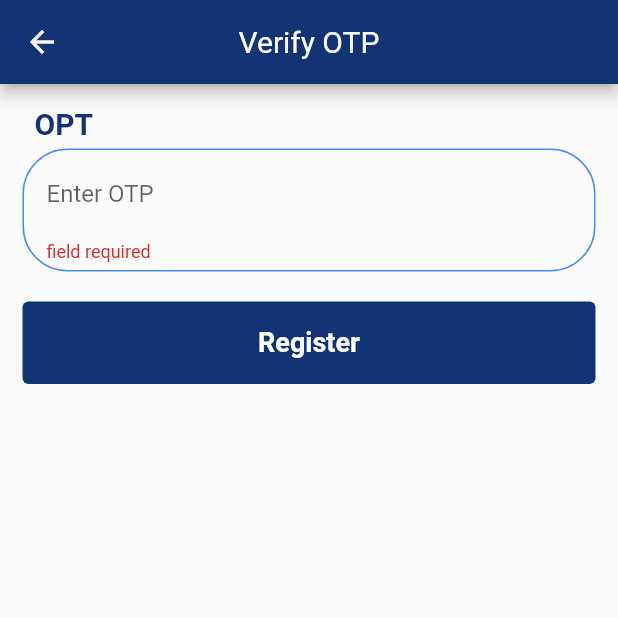
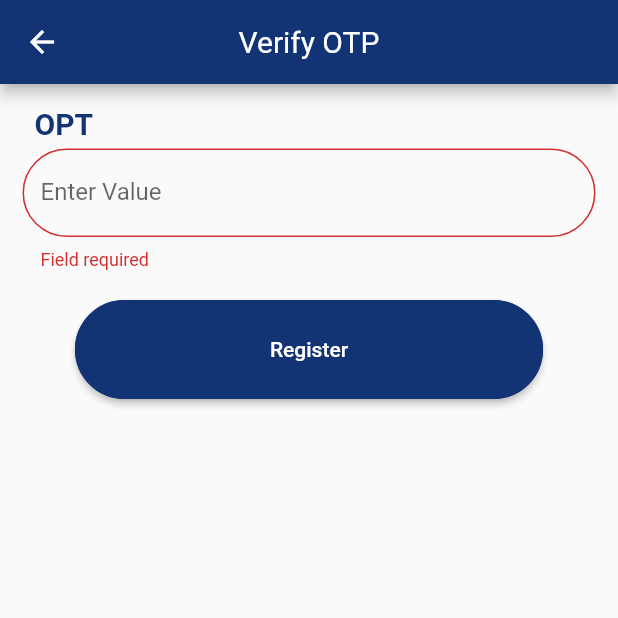
Before and after one commit to gabbar1/osc, a Flutter app: the VerifyOtpScreen screen opened directly, after a tap on "Register", on a phone screen of 412 x 824 dp, the top half of it. Run offline on Flutter 3.47's test engine with Material 2 defaults, Android fonts, the phone set to English and light mode, and no system bars; our stand-ins replace cached_network_image, cloud_firestore, firebase_auth, firebase_core, firebase_messaging, flutter_local_notifications and 3 more; accounts and stored records are empty; project files that could hold a hidden picture were left out.

Commit message:
By Rinkesh

```diff
--- a/lib/commonWidget/commonWidget.dart
+++ b/lib/commonWidget/commonWidget.dart
@@ -1,11 +1,15 @@
 import 'package:cached_network_image/cached_network_image.dart';
+import 'package:firebase_auth/firebase_auth.dart';
 import 'package:flutter/cupertino.dart';
 import 'package:flutter/material.dart';
+import 'package:flutter/services.dart';
 import 'package:flutter_svg/flutter_svg.dart';
 import 'package:get/get.dart';
 import 'package:intl/intl.dart';
 import 'package:upen/screen/helper/constant.dart';
+import 'package:upen/screen/startPage/startPage.dart';
 import 'package:upen/test/testView.dart';
+import 'dateTimePickerFromTextField.dart';
 
 Widget CommonText(
     {String text,
@@ -18,12 +22,29 @@ Widget CommonText(
         TextStyle(fontSize: fontSize, color: textColor, fontWeight: fontStyle),
   );
 }
-Widget TextWidget({String name}){
-  return TestView(name: name,);
+
+Widget CommanDateTimePicker({
+  String labelText = "",
+}) {
+  return DatePicker(
+    labelText: labelText,
+  );
 }
+
+Widget TextWidget({String name}) {
+  return TestView(
+    name: name,
+  );
+}
+
 Widget CommonTextInput(
     {String lable = "",
-      hint = "Enter Value",
+    bool isValidationRequired = true,
+    int maxLength,
+    int minLength,
+    int length,
+    hint = "",
+    labeltext = "Enter Value",
     FontWeight lableFontStyle,
     double lableFontSize,
     lableTextColor,
@@ -46,24 +67,27 @@ Widget CommonTextInput(
       SizedBox(
         height: 5,
       ),
-      Container(
-          padding: EdgeInsets.only(left: 15, right: 15, top: 5, bottom: 5),
-          decoration: BoxDecoration(
-              borderRadius: BorderRadius.all(
-                Radius.circular(30),
-              ),
-              border: Border.all(color: Colors.blueAccent)),
-          child: TextFormField(
+      TextFormField(
+        maxLength: maxLength,
         keyboardType: textInputType,
         controller: inputController,
         style: TextStyle(color: Constants().mainColor),
         decoration: InputDecoration(
           hintText: hint,
-              border: InputBorder.none,
+          labelText: labeltext,
+          border: new OutlineInputBorder(
+            borderRadius: BorderRadius.circular(40.0),
+          ),
+          focusedBorder: OutlineInputBorder(
+            borderSide: const BorderSide(color: Color(0xff123374), width: 2.0),
+            borderRadius: BorderRadius.circular(25.0),
+          ),
         ),
         validator: (value) {
           if (value.toString().isEmpty) {
-                return 'field required';
+            if (isValidationRequired) {
+              return 'Field required';
+            }
             //"Please enter valid floor number";
           } else if (value.toString().isNotEmpty && isRequired) {
             if (RegExp(regexp).hasMatch(value.toString())) {
@@ -74,6 +98,7 @@ Widget CommonTextInput(
           } else {
             return null;
           }
+          return null;
           /* if (value.toString().isEmpty) {
                 return 'field required';
                 //"Please enter valid floor number";
@@ -84,7 +109,7 @@ Widget CommonTextInput(
                 return null;
               }*/
         },
-          ))
+      ) //)
     ],
   );
 }
@@ -168,16 +193,15 @@ class CommonDatePicker extends GetxController {
   }
 }
 
-Widget CommonButton({
-  Function onTap,
+Widget CommonInkWellButton(
+    {Function onTap,
     BuildContext context,
     String buttonText,
     Color buttonTextColor,
     buttonColor,
     FontWeight buttonTextStyle,
     double buttonTextSize = 14.00,
-  Color shdowColor
-}) {
+    Color shdowColor}) {
   return InkWell(
     onTap: onTap,
     child: Container(
@@ -196,28 +220,53 @@ Widget CommonButton({
   );
 }
 
+Widget CommonButton({
+  Function onPressed,
+  BuildContext context,
+  String buttonText,
+  Color buttonTextColor,
+  Color buttonColor,
+  Color shdowColor,
+  FontWeight buttonTextStyle,
+  double buttonTextSize = 14.00,
+}) {
+  return ElevatedButton(
+    onPressed: () {
+      onPressed();
+    },
+    child: Text(buttonText),
+    style: ButtonStyle(
+        shadowColor: MaterialStateProperty.all(shdowColor),
+        backgroundColor: MaterialStateProperty.all(buttonColor),
+        padding: MaterialStateProperty.all(
+            EdgeInsets.symmetric(vertical: 25, horizontal: 130)),
+        shape: MaterialStateProperty.all<RoundedRectangleBorder>(
+            RoundedRectangleBorder(
+                borderRadius: BorderRadius.circular(40.0),
+                side: BorderSide(color: Color(0xff123374))))),
+  );
+}
 
 Widget AppDrawer() {
   return Drawer(
-
     child: Column(
       // Important: Remove any padding from the ListView.
 
       children: <Widget>[
         DrawerHeader(
-
           decoration: BoxDecoration(
             color: Constants().mainColor,
           ),
           child: Row(
-
             children: [
               CircleAvatar(
                 backgroundColor: Colors.black45,
                 radius: 35,
                 child: Icon(Icons.camera_alt_outlined),
               ),
-              SizedBox(width: 10,),
+              SizedBox(
+                width: 10,
+              ),
               Column(
                 crossAxisAlignment: CrossAxisAlignment.start,
                 mainAxisAlignment: MainAxisAlignment.center,
@@ -237,17 +286,18 @@ Widget AppDrawer() {
                 height: 65,
                 width: 40,
                 padding: EdgeInsets.only(left: 20),
-                child: SvgPicture.asset("assets/icons/about.svg",color: Constants().mainColor,),
+                child: SvgPicture.asset(
+                  "assets/icons/about.svg",
+                  color: Constants().mainColor,
+                ),
               ),
               SizedBox(
                 width: 15,
               ),
-              CommonText(text: "About Us",textColor: Constants().mainColor)
+              CommonText(text: "About Us", textColor: Constants().mainColor)
             ],
           ),
-          onTap: () {
-
-          },
+          onTap: () {},
         ),
         Divider(),
         InkWell(
@@ -257,17 +307,19 @@ Widget AppDrawer() {
                 height: 65,
                 width: 40,
                 padding: EdgeInsets.only(left: 20),
-                child: SvgPicture.asset("assets/icons/privacy.svg",color: Constants().mainColor,),
+                child: SvgPicture.asset(
+                  "assets/icons/privacy.svg",
+                  color: Constants().mainColor,
+                ),
               ),
               SizedBox(
                 width: 15,
               ),
-              CommonText(text: "Privacy Policy",textColor: Constants().mainColor)
+              CommonText(
+                  text: "Privacy Policy", textColor: Constants().mainColor)
             ],
           ),
-          onTap: () {
-
-          },
+          onTap: () {},
         ),
         Divider(),
         InkWell(
@@ -277,17 +329,18 @@ Widget AppDrawer() {
                 height: 65,
                 width: 40,
                 padding: EdgeInsets.only(left: 20),
-                child: Icon(Icons.settings,color: Constants().mainColor,),
+                child: Icon(
+                  Icons.settings,
+                  color: Constants().mainColor,
+                ),
               ),
               SizedBox(
                 width: 15,
               ),
-              CommonText(text: "Settings",textColor: Constants().mainColor)
+              CommonText(text: "Settings", textColor: Constants().mainColor)
             ],
           ),
-          onTap: () {
-
-          },
+          onTap: () {},
         ),
         Divider(),
         InkWell(
@@ -297,20 +350,32 @@ Widget AppDrawer() {
                 height: 65,
                 width: 40,
                 padding: EdgeInsets.only(left: 20),
-                child: Icon(Icons.logout,color: Constants().mainColor,),
+                child: Icon(
+                  Icons.logout,
+                  color: Constants().mainColor,
+                ),
               ),
               SizedBox(
                 width: 15,
               ),
-              CommonText(text: "Logout",textColor: Constants().mainColor)
+              CommonText(text: "Logout", textColor: Constants().mainColor)
             ],
           ),
           onTap: () {
-
+            FirebaseAuth.instance
+                .signOut()
+                .whenComplete(() => Get.offAll(StartPage()));
           },
         ),
         Divider(),
-        Expanded(child: Align(alignment: Alignment.bottomCenter,child: Center(child: CommonText(text: "Version 1.0",textColor: Constants().mainColor),),))
+        Expanded(
+            child: Align(
+          alignment: Alignment.bottomCenter,
+          child: Center(
+            child: CommonText(
+                text: "Version 1.0", textColor: Constants().mainColor),
+          ),
+        ))
       ],
     ),
   );
--- a/lib/screen/login/loginController.dart
+++ b/lib/screen/login/loginController.dart
@@ -9,6 +9,7 @@ import 'package:upen/screen/register/registerPage.dart';
 
 class LoginController extends GetxController {
   TextEditingController phoneController = TextEditingController();
+  TextEditingController otpController = TextEditingController();
   String phoneNo, verficationId;
   bool codeSent = false;
 
--- a/lib/screen/register/registerController.dart
+++ b/lib/screen/register/registerController.dart
@@ -14,7 +14,8 @@ class RegisterController extends GetxController{
   TextEditingController nameController = TextEditingController();
   TextEditingController phoneController = TextEditingController();
   TextEditingController otpController = TextEditingController();
-  String phoneNo,verficationId,smsCode,dob,email,password,name;
+  TextEditingController referalCodeController = TextEditingController();
+  String phoneNo,referalCode,verficationId,smsCode,dob,email,password,name;
   bool codeSent = false;
 
   Future<void> register({String name,email,phone,dob})async{
@@ -24,6 +25,7 @@ class RegisterController extends GetxController{
     this.phoneNo = phone;
     this.email = email;
     this.dob = dob;
+    this.referalCode=referalCode;
     DocumentSnapshot  getSpecificData = await FirebaseFirestore.instance.collection('user_details').doc(phone).get();
     print("-----------------NotFound-------------------");
     print(getSpecificData.data());
@@ -136,8 +138,16 @@ class RegisterController extends GetxController{
       "name" : name,
       "email" : email,
       "phone_number" : phoneNo,
-      "dob" : dob
+      "dob" : dob,
+      "refered_By":referalCode,
     });
 
   }
+
+  void clearRecord(){
+    emailController.clear();
+    nameController.clear();
+    phoneController.clear();
+    referalCodeController.clear();
+  }
 }
```
Also changed, not shown: lib/screen/login/loginPage.dart (+23 -12 lines), lib/screen/register/registerPage.dart (+18 -19 lines). Lines whose indentation alone changed are shown as unchanged.
